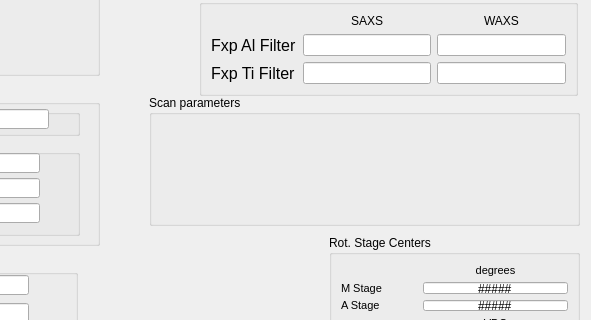
APS-USAXS/caQtDM-screens, file usaxs/usaxs_parameters_onePage.ui: the form before one commit; both pictures show x 521 to 1112 and y 145 to 465 of the 1112 by 845 pixel window.
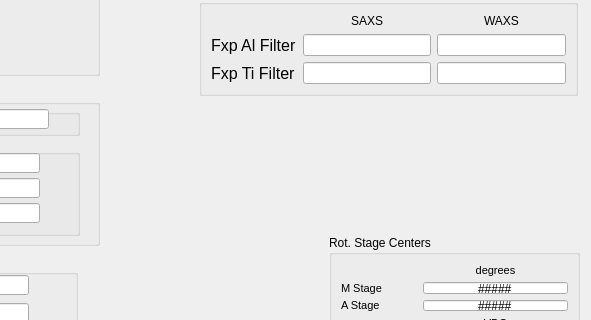
The form after the commit. Custom widgets are drawn as their Qt base class.

Diff of the .ui file:
```diff
--- a/usaxs/usaxs_parameters_onePage.ui
+++ b/usaxs/usaxs_parameters_onePage.ui
@@ -2773,19 +2773,6 @@
      </property>
     </widget>
    </widget>
-   <widget class="QGroupBox" name="groupBox_9">
-    <property name="geometry">
-     <rect>
-      <x>670</x>
-      <y>240</y>
-      <width>431</width>
-      <height>131</height>
-     </rect>
-    </property>
-    <property name="title">
-     <string>Scan parameters</string>
-    </property>
-   </widget>
    <widget class="QGroupBox" name="groupBox_5">
     <property name="geometry">
      <rect>
```
Left out of the diff: 6 changed lines with no effect on the pictures.
